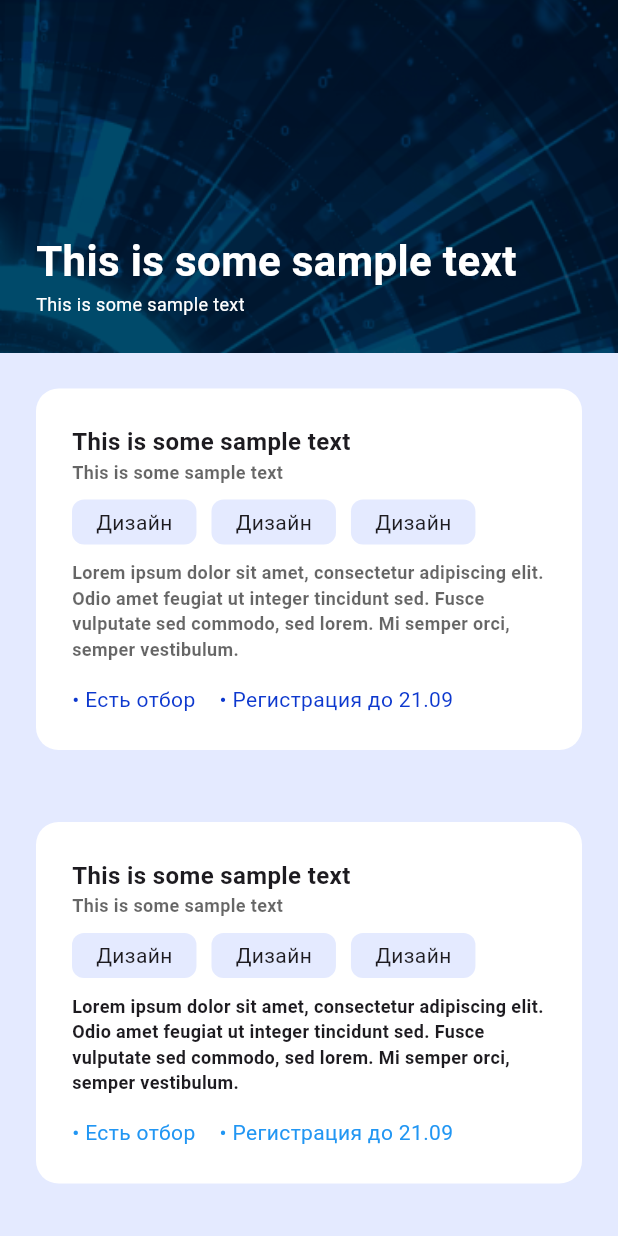
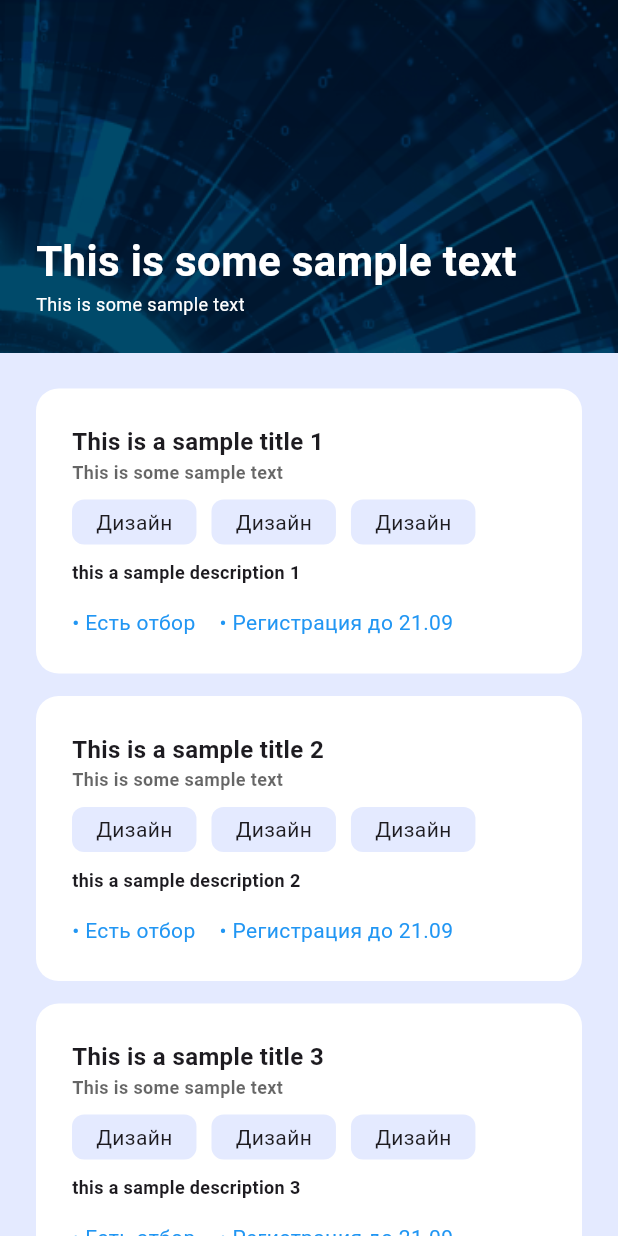
Before and after one commit to theArtistSam/Flutter-Course, a Flutter app: the HomeScreen screen opened directly, on a phone screen of 412 x 824 dp. Run offline on Flutter 3.47's test engine with Material 3 defaults, Android fonts, the phone set to English and light mode, and no system bars.

Commit message:
Single Child ScrollView/ListView/ListView.Builder/ListView.Separated/Local Widgets/Named Parameters

```diff
--- a/lib/main.dart
+++ b/lib/main.dart
@@ -1,4 +1,5 @@
 import 'package:flutter/material.dart';
+import 'package:flutter_app/screens/detailed_screen.dart';
 import 'package:flutter_app/screens/home_screen.dart';
 
 void main() {
@@ -12,12 +13,13 @@ class MyApp extends StatelessWidget {
   @override
   Widget build(BuildContext context) {
     return MaterialApp(
+      debugShowCheckedModeBanner: false,
       title: 'Flutter Demo',
       theme: ThemeData(
         colorScheme: ColorScheme.fromSeed(seedColor: Colors.deepPurple),
         useMaterial3: true,
       ),
-      home: const HomeScreen(),
+      home: const DetailedScreen(),
     );
   }
 }
--- /dev/null
+++ b/lib/screens/detailed_screen.dart
@@ -0,0 +1,10 @@
+import 'package:flutter/material.dart';
+
+class DetailedScreen extends StatelessWidget {
+  const DetailedScreen({super.key});
+
+  @override
+  Widget build(BuildContext context) {
+    return const Placeholder();
+  }
+}
--- a/lib/screens/home_screen.dart
+++ b/lib/screens/home_screen.dart
@@ -6,10 +6,15 @@ class HomeScreen extends StatelessWidget {
   @override
   Widget build(BuildContext context) {
     double width = MediaQuery.of(context).size.width;
+    double height = MediaQuery.of(context).size.height;
 
     return Scaffold(
       backgroundColor: const Color(0XFFE4EAFF),
-      body: Column(
+      // make an entire screen scrollable
+      body: SingleChildScrollView(
+        // the behavior of the scroll mechanism
+        physics: const NeverScrollableScrollPhysics(),
+        child: Column(
           // CrossAxisAlignment: from top to bottom
           // MainAxisAlignment: from left to right
           children: [
@@ -51,12 +56,75 @@ class HomeScreen extends StatelessWidget {
                   ),
                 )
               ],
+            ),
+            // ListView is scrollable
+            // Use this to make a seciton on the screen
+            // scrollable
+            SizedBox(
+              height: height - 235,
+              // child: ListView(
+              //   children: [
+              //     card(
+              //       title: "This is some sample title 1",
+              //       description: "This is some sample description 1",
+              //     ),
+              //     card(
+              //       title: "This is some sample title 2",
+              //       description: "This is some sample description 2",
+              //     ),
+              //     card(
+              //       title: "This is some sample title 3",
+              //       description: "This is some sample description 3",
+              //     ),
+              //     card(
+              //       title: "This is some sample title 4",
+              //       description: "This is some sample description 4",
+              //     ),
+              //   ],
+              // ),
 
+              // child: ListView.builder(
+              //   // For apple devices bouncy scrolling animation
+              //   padding: const EdgeInsets.all(24),
+              //   physics: const BouncingScrollPhysics(),
+              //   itemCount: 5,
+              //   itemBuilder: (context, index) {
+              //     return card(
+              //       // String interpolation
+              //       title: "This is a sample title ${index + 1}",
+              //       description: "this a sample description ${index + 1}",
+              //     );
+              //   },
+              // ),
+
+              child: ListView.separated(
+                padding: const EdgeInsets.all(24),
+                // For apple devices bouncy scrolling animation
+                physics: const BouncingScrollPhysics(),
+                itemCount: 5,
+                separatorBuilder: (context, index) {
+                  return const SizedBox(height: 15);
+                },
+                itemBuilder: (context, index) {
+                  return card(
+                    // String interpolation
+                    title: "This is a sample title ${index + 1}",
+                    description: "this a sample description ${index + 1}",
+                  );
+                },
               ),
-          Padding(
-            padding: const EdgeInsets.all(24),
-            child: Container(
-              width: width,
+            )
+          ],
+        ),
+      ),
+    );
+  }
+
+  // create a local widget
+  // {namedParameter}
+  Widget card({title, description}) {
+    return Container(
+      width: double.infinity,
       decoration: BoxDecoration(
         color: Colors.white,
         borderRadius: BorderRadius.circular(15),
@@ -66,9 +134,9 @@ class HomeScreen extends StatelessWidget {
         child: Column(
           crossAxisAlignment: CrossAxisAlignment.start,
           children: [
-                    const Text(
-                      "This is some sample text",
-                      style: TextStyle(
+            Text(
+              title,
+              style: const TextStyle(
                 fontSize: 16,
                 fontWeight: FontWeight.w600,
               ),
@@ -136,124 +204,9 @@ class HomeScreen extends StatelessWidget {
             const SizedBox(
               height: 10,
             ),
-                    Text("Lorem ipsum dolor sit amet, consectetur adipiscing elit. Odio amet feugiat ut integer tincidunt sed. Fusce vulputate sed commodo, sed lorem. Mi semper orci, semper vestibulum.",
-                      style: TextStyle(
-                        fontSize: 12,
-                        fontWeight: FontWeight.w600,
-                        color: Colors.black.withOpacity(.6),
-                      ),
-                    ),
-                    const SizedBox(
-                      height: 15,
-                    ),
-                    const Row(
-                      children: [
-                        Text("• Есть отбор",
-                          style: TextStyle(
-                            color: Color(0XFF0D38CE),
-                            fontSize: 14,
-                          ),
-                        ),
-                        SizedBox(width: 16),
-                        Text("• Регистрация до 21.09",
-                          style: TextStyle(
-                            color: Color(0XFF0D38CE),
-                            fontSize: 14,
-                          ),
-                          ),
-                      ],
-                    )
-                  ],
-                ),
-              ),
-            ),
-          ),
-
-          Padding(
-            padding: const EdgeInsets.all(24),
-            child: Container(
-              width: width,
-              decoration: BoxDecoration(
-                color: Colors.white,
-                borderRadius: BorderRadius.circular(15),
-              ),
-              child: Padding(
-                padding: const EdgeInsets.all(24),
-                child: Column(
-                  crossAxisAlignment: CrossAxisAlignment.start,
-                  children: [
-                    const Text(
-                      "This is some sample text",
-                      style: TextStyle(
-                        fontSize: 16,
-                        fontWeight: FontWeight.w600,
-                      ),
-                    ),
             Text(
-                      "This is some sample text",
-                      style: TextStyle(
-                        fontSize: 12,
-                        fontWeight: FontWeight.w600,
-                        color: Colors.black.withOpacity(.6),
-                      ),
-                    ),
-                    const SizedBox(
-                      height: 10,
-                    ),
-                    Row(
-                      children: [
-                        Container(
-                          decoration: BoxDecoration(
-                            color: const Color(0XFFE4EAFF),
-                            borderRadius: BorderRadius.circular(8),
-                          ),
-                          child: const Padding(
-                            padding: EdgeInsets.symmetric(
-                              horizontal: 16,
-                              vertical: 5,
-                            ),
-                            child: Text("Дизайн"),
-                          ),
-                        ),
-                        const SizedBox(
-                          width: 10,
-                        ),
-                        Container(
-                          decoration: BoxDecoration(
-                            color: const Color(0XFFE4EAFF),
-                            borderRadius: BorderRadius.circular(8),
-                          ),
-                          child: const Padding(
-                            padding: EdgeInsets.symmetric(
-                              horizontal: 16,
-                              vertical: 5,
-                            ),
-                            child: Text("Дизайн"),
-                          ),
-                        ),
-                        const SizedBox(
-                          width: 10,
-                        ),
-                        Container(
-                          decoration: BoxDecoration(
-                            color: const Color(0XFFE4EAFF),
-                            borderRadius: BorderRadius.circular(8),
-                          ),
-                          child: const Padding(
-                            padding: EdgeInsets.symmetric(
-                              horizontal: 16,
-                              vertical: 5,
-                            ),
-                            child: Text("Дизайн"),
-                          ),
-                        )
-                      ],
-                    ),
-                    const SizedBox(
-                      height: 10,
-                    ),
-                    const Text("Lorem ipsum dolor sit amet, consectetur adipiscing elit. Odio amet feugiat ut integer tincidunt sed. Fusce vulputate sed commodo, sed lorem. Mi semper orci, semper vestibulum.",
-                      style: TextStyle(
+              description,
+              style: const TextStyle(
                 fontSize: 12,
                 fontWeight: FontWeight.w600,
                 //color: Colors.black.withOpacity(.6),
@@ -264,14 +217,16 @@ class HomeScreen extends StatelessWidget {
             ),
             const Row(
               children: [
-                        Text("• Есть отбор",
+                Text(
+                  "• Есть отбор",
                   style: TextStyle(
                     color: Colors.blue,
                     fontSize: 14,
                   ),
                 ),
                 SizedBox(width: 16),
-                        Text("• Регистрация до 21.09",
+                Text(
+                  "• Регистрация до 21.09",
                   style: TextStyle(
                     color: Colors.blue,
                     fontSize: 14,
@@ -282,10 +237,6 @@ class HomeScreen extends StatelessWidget {
           ],
         ),
       ),
-            ),
-          )
-        ],
-      ),
     );
   }
 }
--- a/pubspec.yaml
+++ b/pubspec.yaml
@@ -59,6 +59,7 @@ flutter:
   # To add assets to your application, add an assets section, like this:
   assets:
     - assets/images/
+    - assets/icons/
     # - images/a_dot_ham.jpeg
 
   # An image asset can refer to one or more resolution-specific "variants", see
```
Lines whose indentation alone changed are shown as unchanged.
